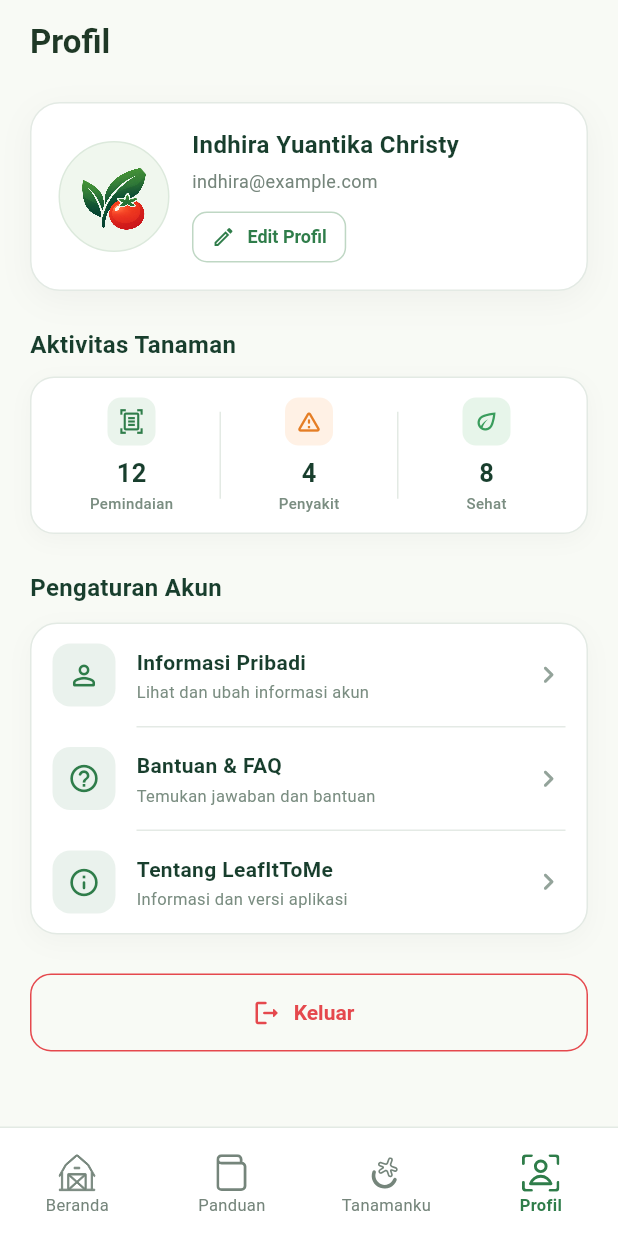
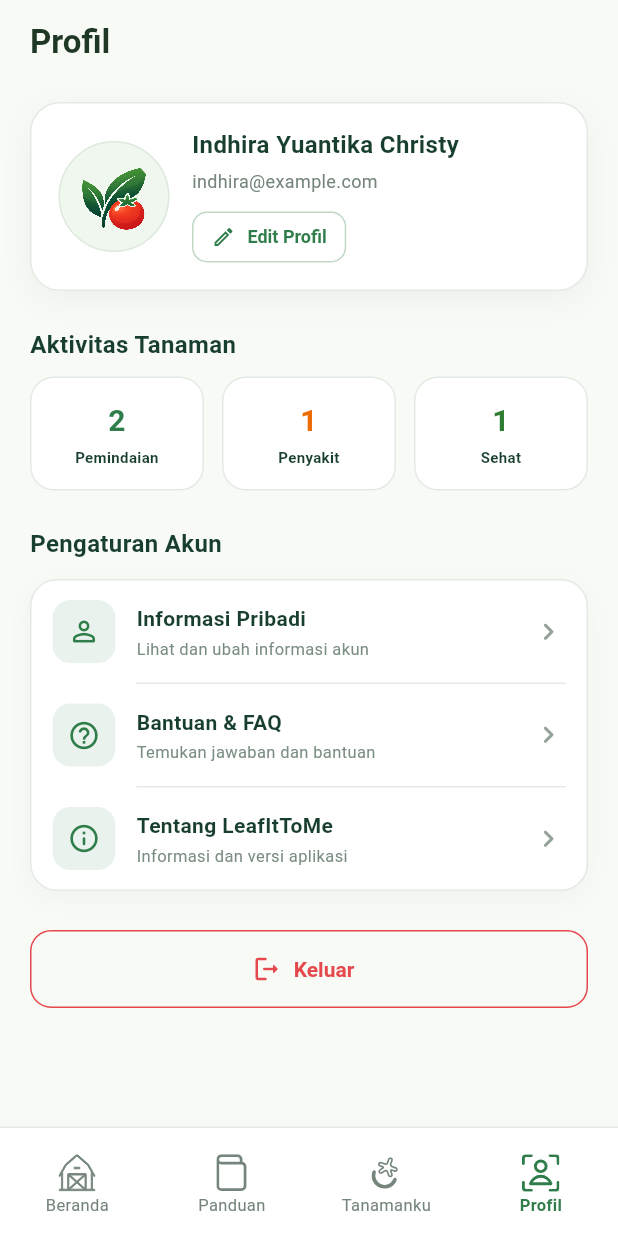
Before and after one commit to Indhirayc/PBL_Kelompok1_LeafItToMe, a Flutter app: the ProfilePage screen opened by its route, on a phone screen of 412 x 824 dp. Run offline on Flutter 3.47's test engine with Material 3 defaults, Android fonts, the phone set to English and light mode, and no system bars; our stand-ins replace flutter_svg, go_router.

Commit message:
style: refine statistics icons and card sizing

```diff
--- a/mobile_app/lib/features/profile/presentation/pages/profile_page.dart
+++ b/mobile_app/lib/features/profile/presentation/pages/profile_page.dart
@@ -297,54 +297,31 @@ class _ActivityCard extends StatelessWidget {
 
   @override
   Widget build(BuildContext context) {
-    return Container(
+    return SizedBox(
       width: double.infinity,
-
-      // Ukuran atas dan bawah diperkecil dari 20 menjadi 13.
-      padding: const EdgeInsets.symmetric(horizontal: 8, vertical: 13),
-      decoration: BoxDecoration(
-        color: Colors.white,
-
-        // Sedikit diperkecil agar sesuai dengan tinggi kartu baru.
-        borderRadius: BorderRadius.circular(16),
-        border: Border.all(color: ProfilePage.borderColor),
-        boxShadow: [
-          BoxShadow(
-            color: Colors.black.withValues(alpha: 0.03),
-            blurRadius: 12,
-            offset: const Offset(0, 4),
-          ),
-        ],
-      ),
       child: const Row(
         children: [
           Expanded(
             child: _ActivityItem(
-              icon: Icons.document_scanner_outlined,
-              value: '12',
+              value: '2',
               label: 'Pemindaian',
               color: Color(0xFF2F7D4A),
-              backgroundColor: Color(0xFFEAF4EC),
             ),
           ),
-          _VerticalDivider(),
+          SizedBox(width: 12),
           Expanded(
             child: _ActivityItem(
-              icon: Icons.warning_amber_rounded,
-              value: '4',
+              value: '1',
               label: 'Penyakit',
-              color: Color(0xFFE57E25),
-              backgroundColor: Color(0xFFFFF1E5),
+              color: Color(0xFFED6C02),
             ),
           ),
-          _VerticalDivider(),
+          SizedBox(width: 12),
           Expanded(
             child: _ActivityItem(
-              icon: Icons.eco_outlined,
-              value: '8',
+              value: '1',
               label: 'Sehat',
-              color: Color(0xFF3A9D5D),
-              backgroundColor: Color(0xFFE7F5EA),
+              color: Color(0xFF2E7D32),
             ),
           ),
         ],
@@ -355,81 +332,52 @@ class _ActivityCard extends StatelessWidget {
 
 class _ActivityItem extends StatelessWidget {
   const _ActivityItem({
-    required this.icon,
     required this.value,
     required this.label,
     required this.color,
-    required this.backgroundColor,
   });
 
-  final IconData icon;
   final String value;
   final String label;
   final Color color;
-  final Color backgroundColor;
-
-  @override
-  Widget build(BuildContext context) {
-    return Column(
-      mainAxisSize: MainAxisSize.min,
-      children: [
-        Container(
-          // Kotak ikon diperkecil dari 38 menjadi 32.
-          width: 32,
-          height: 32,
-          decoration: BoxDecoration(
-            color: backgroundColor,
-            borderRadius: BorderRadius.circular(9),
-          ),
-          child: Icon(
-            icon,
-            color: color,
-
-            // Ikon diperkecil dari 21 menjadi 18.
-            size: 18,
-          ),
-        ),
-
-        // Jarak ikon dengan angka diperkecil.
-        const SizedBox(height: 6),
-
-        Text(
-          value,
-          style: const TextStyle(
-            color: ProfilePage.darkGreen,
-
-            // Angka diperkecil dari 19 menjadi 17.
-            fontSize: 17,
-            fontWeight: FontWeight.w700,
-          ),
-        ),
-        const SizedBox(height: 1),
-        Text(
-          label,
-          style: const TextStyle(
-            color: Color(0xFF7A8D81),
-
-            // Label diperkecil dari 11 menjadi 10.
-            fontSize: 10,
-            fontWeight: FontWeight.w500,
-          ),
-        ),
-      ],
-    );
-  }
-}
-
-class _VerticalDivider extends StatelessWidget {
-  const _VerticalDivider();
 
   @override
   Widget build(BuildContext context) {
     return Container(
-      width: 1,
-
-      // Garis mengikuti ukuran kartu yang lebih kecil.
-      height: 58,
-      color: ProfilePage.borderColor,
+      height: 76,
+      padding: const EdgeInsets.symmetric(horizontal: 6, vertical: 6),
+      decoration: BoxDecoration(
+        color: Colors.white,
+        borderRadius: BorderRadius.circular(16),
+        border: Border.all(color: ProfilePage.borderColor),
+      ),
+      child: Column(
+        mainAxisAlignment: MainAxisAlignment.center,
+        crossAxisAlignment: CrossAxisAlignment.center,
+        children: [
+          Text(
+            value,
+            textAlign: TextAlign.center,
+            style: TextStyle(
+              color: color,
+              fontSize: 20,
+              fontWeight: FontWeight.bold,
+            ),
+          ),
+          const SizedBox(height: 2),
+          Text(
+            label,
+            maxLines: 2,
+            overflow: TextOverflow.ellipsis,
+            textAlign: TextAlign.center,
+            style: const TextStyle(
+              color: ProfilePage.darkGreen,
+              fontSize: 10,
+              fontWeight: FontWeight.w600,
+            ),
+          ),
+        ],
+      ),
     );
   }
 }
```
Also changed, not shown: mobile_app/lib/features/dashboard/presentation/pages/dashboard_page.dart (+11 -11 lines), mobile_app/lib/features/plants/views/plant_list_page.dart (+39 -36 lines).
